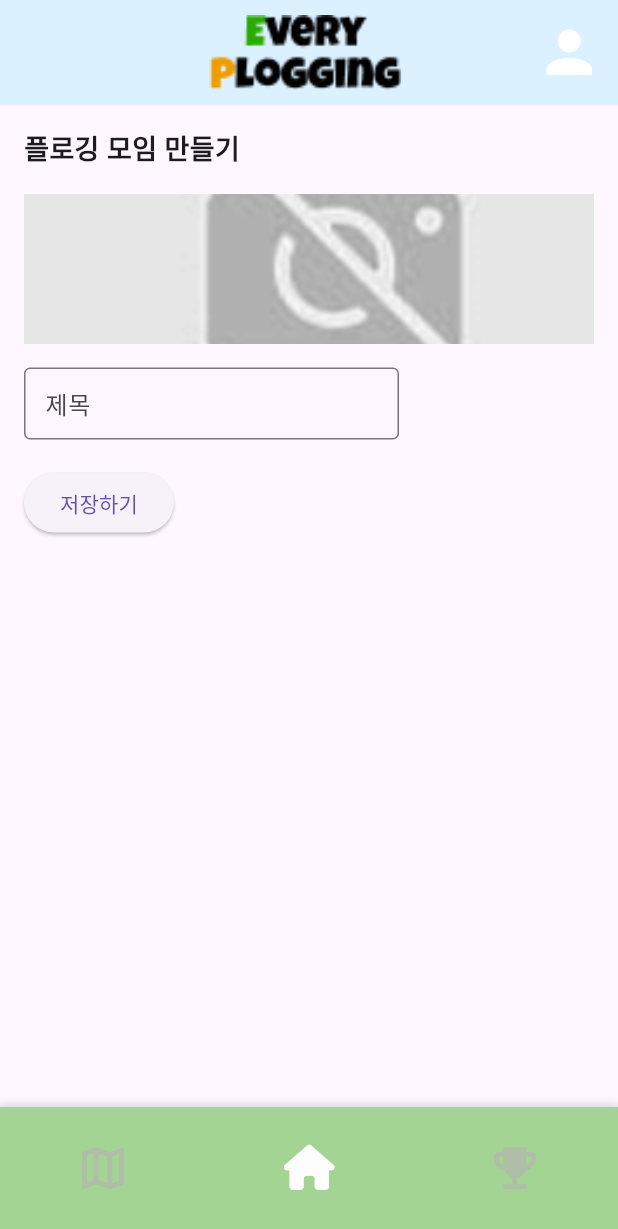
After one commit to hzlloni/EveryPlogging, a Flutter app: the Map screen opened directly, item 2 of the bottom bar chosen, after a tap on the "add" icon, on a phone screen of 412 x 824 dp. The commit adds this screen. Shown: the top 1229 px of the screen. Run offline on Flutter 3.47's test engine with Material 3 defaults, Android fonts, the phone set to English and light mode, and no system bars; our stand-ins replace carousel_slider, cloud_firestore, firebase_auth, firebase_core, font_awesome_flutter, geolocator and 3 more; accounts and stored records are empty; network calls fail; statements that could not run were skipped.

Commit message:
add homepage

```diff
--- /dev/null
+++ b/lib/add.dart
@@ -0,0 +1,172 @@
+import 'package:everyplogging/widget/bottombar.dart';
+import 'package:everyplogging/widget/mainappbar.dart';
+import 'package:flutter/material.dart';
+import 'package:image_picker/image_picker.dart';
+import 'package:firebase_auth/firebase_auth.dart';
+import 'package:cloud_firestore/cloud_firestore.dart';
+import 'dart:io';
+
+class AddPage extends StatefulWidget {
+  const AddPage({super.key});
+
+  @override
+  State<AddPage> createState() => _AddState();
+}
+
+class _AddState extends State<AddPage> {
+  File? _image;
+  final TextEditingController _titleController = TextEditingController();
+
+  @override
+  void initState() {
+    super.initState();
+    _printCurrentUserId();
+  }
+
+  void _printCurrentUserId() {
+    User? user = FirebaseAuth.instance.currentUser;
+    if (user != null) {
+      print('Current User ID: ${user.uid}');
+    } else {
+      print('No user is currently signed in.');
+    }
+  }
+
+  Future<void> _pickImage() async {
+    final ImagePicker picker = ImagePicker();
+    final XFile? pickedFile = await picker.pickImage(source: ImageSource.gallery);
+
+    if (pickedFile != null) {
+      setState(() {
+        _image = File(pickedFile.path);
+      });
+    }
+  }
+
+  Future<void> _saveData() async {
+    if (_titleController.text.isEmpty || _image == null) {
+      ScaffoldMessenger.of(context).showSnackBar(
+        SnackBar(content: Text('제목과 이미지를 모두 선택해주세요.')),
+      );
+      return;
+    }
+
+    try {
+      // 현재 로그인된 사용자 가져오기
+      User? user = FirebaseAuth.instance.currentUser;
+
+      if (user != null) {
+        String userId = user.uid;
+        print('User ID used for Firestore query: $userId');
+
+        // 사용자 문서를 참조하여 school 필드를 가져옴
+        DocumentSnapshot userDoc = await FirebaseFirestore.instance.collection('users').doc(userId).get();
+
+        if (userDoc.exists) {
+          String? schoolName = userDoc['school'];
+
+          if (schoolName != null) {
+            // school 문서 참조
+            DocumentReference schoolDocRef = FirebaseFirestore.instance.collection('school').doc(schoolName);
+
+            // 새로운 모임 데이터를 group 컬렉션에 추가
+            await schoolDocRef.collection('group').add({
+              'title': _titleController.text,
+              'image_path': _image!.path,
+              'created_at': Timestamp.now(),
+            });
+
+            ScaffoldMessenger.of(context).showSnackBar(
+              SnackBar(content: Text('모임이 저장되었습니다.')),
+            );
+
+            // 입력 필드 초기화
+            _titleController.clear();
+            setState(() {
+              _image = null;
+            });
+          } else {
+            ScaffoldMessenger.of(context).showSnackBar(
+              SnackBar(content: Text('사용자의 학교 정보를 찾을 수 없습니다.')),
+            );
+          }
+        } else {
+          ScaffoldMessenger.of(context).showSnackBar(
+            SnackBar(content: Text('사용자 문서를 찾을 수 없습니다.')),
+          );
+        }
+      } else {
+        ScaffoldMessenger.of(context).showSnackBar(
+          SnackBar(content: Text('로그인된 사용자가 없습니다.')),
+        );
+      }
+    } catch (e) {
+      ScaffoldMessenger.of(context).showSnackBar(
+        SnackBar(content: Text('데이터 저장 중 오류가 발생했습니다: $e')),
+      );
+    }
+  }
+
+  @override
+  Widget build(BuildContext context) {
+    return Scaffold(
+      appBar: MainAppBar(),
+      bottomNavigationBar: BottomNavi(
+        selectedIndex: 1,
+        onItemTapped: (index) {
+          print('Selected Index: $index');
+        },
+      ),
+      body: Padding(
+        padding: const EdgeInsets.all(16.0),
+        child: Column(
+          crossAxisAlignment: CrossAxisAlignment.start,
+          children: [
+            Text(
+              '플로깅 모임 만들기',
+              style: TextStyle(
+                fontWeight: FontWeight.bold,
+                fontSize: 18,
+              ),
+            ),
+            SizedBox(height: 16),
+            GestureDetector(
+              onTap: _pickImage,
+              child: _image == null
+                  ? Image.asset(
+                      'assets/placeholder.png', // Place your placeholder image asset here
+                      height: 100,
+                      width: double.infinity,
+                      fit: BoxFit.cover,
+                    )
+                  : Image.file(
+                      _image!,
+                      height: 100,
+                      width: double.infinity,
+                      fit: BoxFit.cover,
+                    ),
+            ),
+            SizedBox(height: 16),
+            SizedBox(
+              height: 50, // 원하는 높이로 조정
+              width: 250,
+              child: TextField(
+                controller: _titleController,
+                decoration: InputDecoration(
+                  labelText: '제목',
+                  border: OutlineInputBorder(),
+                  contentPadding: EdgeInsets.symmetric(vertical: 10.0, horizontal: 10.0),
+                ),
+              ),
+            ),
+            SizedBox(height: 16),
+            ElevatedButton(
+              onPressed: _saveData,
+              child: Text('저장하기'),
+            ),
+          ],
+        ),
+      ),
+    );
+  }
+}
--- a/lib/explainPage.dart
+++ b/lib/explainPage.dart
@@ -1,4 +1,5 @@
 import 'dart:async';
+import 'package:everyplogging/login.dart';
 import 'package:flutter/material.dart';
 
 class ExplainPage extends StatefulWidget {
@@ -83,6 +84,10 @@ class _ExplainPageState extends State<ExplainPage> {
     setState(() {
       _showCheckboxes = true;
     });
+    Navigator.push(
+      context,
+      MaterialPageRoute(builder: (context) => Login()),
+    );
   }
 
   @override
--- a/lib/homepage.dart
+++ b/lib/homepage.dart
@@ -1,8 +1,9 @@
+import 'package:everyplogging/add.dart';
 import 'package:everyplogging/widget/bottombar.dart';
 import 'package:everyplogging/widget/mainappbar.dart';
 import 'package:flutter/material.dart';
+import 'package:carousel_slider/carousel_slider.dart';
 
-// HomePage 클래스 정의
 class HomePage extends StatefulWidget {
   const HomePage({super.key});
 
@@ -11,20 +12,81 @@ class HomePage extends StatefulWidget {
 }
 
 class _HomePageState extends State<HomePage> {
-
+  final List<dynamic> imgList = [
+    'assets/banner.png',
+  ];
 
   @override
   Widget build(BuildContext context) {
     return Scaffold(
-      appBar: AppBar(
-        title: Text('Home Page'),
-      ),
+      appBar: MainAppBar(),
       bottomNavigationBar: BottomNavi(
         selectedIndex: 1,
         onItemTapped: (index) {
           print('Selected Index: $index');
         },
       ),
+      backgroundColor: Color(0xFFCFEFFF), // 배경색 지정
+      body: Column(
+        crossAxisAlignment: CrossAxisAlignment.start,
+        children: [
+          CarouselSlider(
+            options: CarouselOptions(
+              height: 100.0,
+              autoPlay: true,
+              enlargeCenterPage: true,
+            ),
+            items: imgList.map((item) {
+              if (item is String && item.startsWith('http')) {
+                // 네트워크 이미지
+                return Container(
+                  child: Center(
+                    child: Image.network(item, fit: BoxFit.cover, width: 1000),
+                  ),
+                );
+              } else {
+                // 로컬 이미지
+                return Container(
+                  child: Center(
+                    child: Image.asset(item, fit: BoxFit.cover, width: 1000),
+                  ),
+                );
+              }
+            }).toList(),
+          ),
+          Padding(
+            padding: const EdgeInsets.only(left: 16.0), // 왼쪽에만 패딩 적용
+            child: Text(
+              '목록 보기',
+              style: TextStyle(
+                fontWeight: FontWeight.bold,
+                fontSize: 18,
+              ),
+            ),
+          ),
+          // 추가적인 위젯들
+          Expanded(
+            child: ListView(
+              children: [
+                // 이곳에 다른 위젯들을 추가하세요
+              ],
+            ),
+          ),
+        ],
+      ),
+      floatingActionButton: FloatingActionButton(
+        onPressed: () {
+          Navigator.push(
+            context,
+            MaterialPageRoute(builder: (context) => AddPage()),
+          );
+        },
+        backgroundColor: Color(0xFF7EC1DE), // 지정된 색상
+        child: Icon(
+          Icons.add,
+          color: Colors.white, // 아이콘 색상
+        ),
+      ),
     );
   }
 }
--- a/lib/map.dart
+++ b/lib/map.dart
@@ -1,3 +1,5 @@
+import 'dart:async';
+import 'package:everyplogging/widget/mainappbar.dart';
 import 'package:flutter/material.dart';
 import 'package:google_maps_flutter/google_maps_flutter.dart';
 import 'package:geolocator/geolocator.dart';
@@ -13,45 +15,115 @@ class Map extends StatefulWidget {
 
 class _MapState extends State<Map> {
   late GoogleMapController mapController;
+  final Completer<GoogleMapController> _controller = Completer();
   LatLng _currentPosition = const LatLng(45.521563, -122.677433);
 
   @override
   void initState() {
     super.initState();
-    _determinePosition();
+    _checkLocationServices();
   }
 
   void _onMapCreated(GoogleMapController controller) {
     mapController = controller;
+    _controller.complete(controller);
+  }
+
+  Future<void> _checkLocationServices() async {
+    bool serviceEnabled;
+    LocationPermission permission;
+
+    // 위치 서비스 활성화 확인
+    serviceEnabled = await Geolocator.isLocationServiceEnabled();
+    if (!serviceEnabled) {
+      print('Location services are disabled.');
+      return;
+    }
+
+    // 위치 권한 요청
+    permission = await Geolocator.checkPermission();
+    if (permission == LocationPermission.denied) {
+      permission = await Geolocator.requestPermission();
+      if (permission == LocationPermission.denied) {
+        print('Location permissions are denied.');
+        return;
+      }
+    }
+
+    if (permission == LocationPermission.deniedForever) {
+      print('Location permissions are permanently denied.');
+      return;
+    }
+
+    // 위치 가져오기
+    _determinePosition();
   }
 
   Future<void> _determinePosition() async {
-    var status = await Permission.locationWhenInUse.request();
-    if (status.isGranted) {
+    try {
       var position = await Geolocator.getCurrentPosition(desiredAccuracy: LocationAccuracy.high);
       setState(() {
         _currentPosition = LatLng(position.latitude, position.longitude);
+        // 지도의 카메라 위치를 현재 위치로 이동
+        mapController.animateCamera(
+          CameraUpdate.newCameraPosition(
+            CameraPosition(
+              target: _currentPosition,
+              zoom: 15.0,
+            ),
+          ),
+        );
       });
-    } else {
-      print('Location permission not granted');
+      print('Current position: $_currentPosition');
+    } catch (e) {
+      print('Error getting location: $e');
+    }
+  }
+
+  Future<void> _currentLocation() async {
+    final GoogleMapController controller = await _controller.future;
+    try {
+      var position = await Geolocator.getCurrentPosition(desiredAccuracy: LocationAccuracy.high);
+      controller.animateCamera(CameraUpdate.newCameraPosition(
+        CameraPosition(
+          target: LatLng(position.latitude, position.longitude),
+          zoom: 18.0,
+        ),
+      ));
+      setState(() {
+        _currentPosition = LatLng(position.latitude, position.longitude);
+      });
+      print('Current position: $_currentPosition');
+    } catch (e) {
+      print('Error getting location: $e');
     }
   }
 
   @override
   Widget build(BuildContext context) {
     return Scaffold(
-      appBar: AppBar(
-        title: const Text('지도로 한눈에 보기'),
-        backgroundColor: const Color.fromARGB(255, 145, 211, 148),
-      ),
-      body: GoogleMap(
+      appBar: MainAppBar(),
+      body: Stack(
+        children: [
+          GoogleMap(
             onMapCreated: _onMapCreated,
             initialCameraPosition: CameraPosition(
               target: _currentPosition,
               zoom: 11.0,
             ),
             myLocationEnabled: true,
-        myLocationButtonEnabled: true,
+            myLocationButtonEnabled: false,
+          ),
+          Positioned(
+            bottom: 16,
+            left: 16,
+            child: FloatingActionButton(
+              onPressed: _currentLocation,
+              backgroundColor: Colors.white,
+              child: const Icon(Icons.my_location, color: Colors.black),
+            ),
+          ),
+        ],
       ),
       bottomNavigationBar: BottomNavi(
         selectedIndex: 0,
--- a/lib/rank.dart
+++ b/lib/rank.dart
@@ -1,4 +1,5 @@
 import 'package:everyplogging/widget/bottombar.dart';
+import 'package:everyplogging/widget/mainappbar.dart';
 import 'package:flutter/material.dart';
 
 class Rank extends StatefulWidget {
@@ -14,9 +15,7 @@ class _RankState extends State<Rank> {
   @override
   Widget build(BuildContext context) {
     return Scaffold(
-      appBar: AppBar(
-        title: Text('Rank Page'),
-      ),
+      appBar: MainAppBar(),
       bottomNavigationBar: BottomNavi(
         selectedIndex: 2,
         onItemTapped: (index) {
--- a/pubspec.yaml
+++ b/pubspec.yaml
@@ -24,6 +24,9 @@ dependencies:
   google_maps_flutter_web: ^0.5.7
   geolocator: ^8.0.0
   permission_handler: ^8.0.0
+  location: ^6.0.2
+  carousel_slider: ^4.0.0
+  image_picker: ^0.8.4+4
 
 dev_dependencies:
   flutter_test:
@@ -52,6 +55,8 @@ flutter:
      - assets/Splash.jpg
      - assets/pickUpTrash.png
      - assets/jogging.png
+     - assets/banner.png
+     - assets/placeholder.png
 
 
   # example:
```
Also changed, not shown: lib/Splash.dart (+36 -10 lines), assets/banner.png (added), assets/placeholder.png (added), pubspec.lock, 11 other files. Lines whose indentation alone changed are shown as unchanged.
